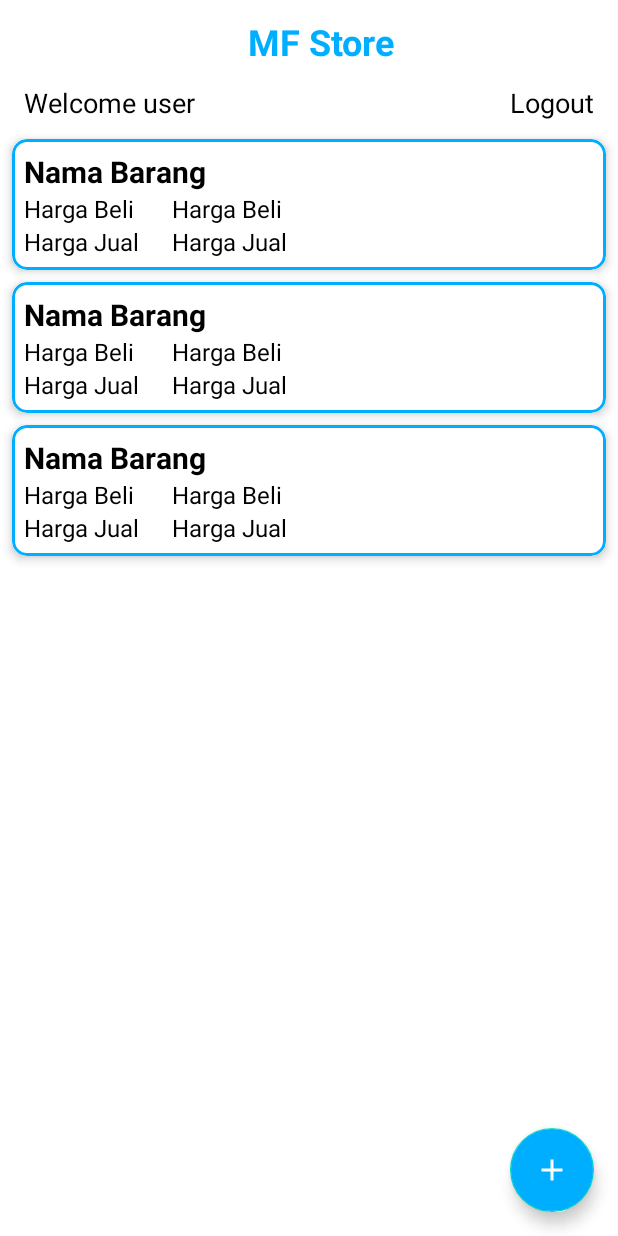
After one commit to Musnadil/ChallengeChapter4, an Android app: the layout fragment_main.xml on its own in the app's theme, with its tools: preview values and no code run, on a phone screen of 412 x 824 dp. The commit adds this screen. Run offline under Robolectric (Android 15) with nearby library versions, the phone set to English and light mode, and no system bars.

Commit message:
move main activity to main fragment

```diff
--- a/app/src/main/java/com/musnadil/challengechapter4/adapter/ItemAdapter.kt
+++ b/app/src/main/java/com/musnadil/challengechapter4/adapter/ItemAdapter.kt
@@ -5,6 +5,7 @@ import android.view.LayoutInflater
 import android.view.ViewGroup
 import androidx.recyclerview.widget.RecyclerView
 import com.musnadil.challengechapter4.Item
+import com.musnadil.challengechapter4.LoginActivity
 import com.musnadil.challengechapter4.MainActivity
 import com.musnadil.challengechapter4.databinding.ItemListBinding
 import com.musnadil.challengechapter4.fragment.AddListFragment
@@ -26,7 +27,7 @@ class ItemAdapter : RecyclerView.Adapter<ItemAdapter.ViewHolder>(){
             tvHargaJual.text = ": ${listItem[position].selling_price.toString()}"
 
         itemRv.setOnClickListener{
-            val activity = it.context as MainActivity
+            val activity = it.context as LoginActivity
             val dialogFragment = UpdateFragment(listItem[position])
             dialogFragment.show(activity.supportFragmentManager, null)
         }
--- /dev/null
+++ b/app/src/main/res/layout/fragment_main.xml
@@ -0,0 +1,68 @@
+<?xml version="1.0" encoding="utf-8"?>
+<androidx.constraintlayout.widget.ConstraintLayout xmlns:android="http://schemas.android.com/apk/res/android"
+    xmlns:app="http://schemas.android.com/apk/res-auto"
+    xmlns:tools="http://schemas.android.com/tools"
+    android:layout_width="match_parent"
+    android:layout_height="match_parent"
+    tools:context=".fragment.MainFragment">
+
+    <com.google.android.material.appbar.MaterialToolbar
+        android:id="@+id/toolbar"
+        android:layout_width="match_parent"
+        android:layout_height="?attr/actionBarSize"
+        android:background="@color/white"
+        app:layout_constraintTop_toTopOf="parent">
+
+        <TextView
+            android:layout_width="match_parent"
+            android:layout_height="match_parent"
+            android:gravity="center"
+            android:text="@string/store_name"
+            android:textColor="@color/blue"
+            android:textSize="24sp"
+            android:textStyle="bold" />
+    </com.google.android.material.appbar.MaterialToolbar>
+
+    <TextView
+        android:id="@+id/tv_welcome"
+        android:layout_width="wrap_content"
+        android:layout_height="wrap_content"
+        android:text="@string/welcome_user"
+        android:textColor="@color/black"
+        android:textSize="18sp"
+        android:layout_marginStart="16dp"
+        app:layout_constraintStart_toStartOf="parent"
+        app:layout_constraintTop_toBottomOf="@id/toolbar" />
+    <TextView
+        android:id="@+id/tv_logout"
+        android:layout_width="wrap_content"
+        android:layout_height="wrap_content"
+        android:text="@string/logout"
+        android:textColor="@color/black"
+        android:textSize="18sp"
+        android:layout_marginEnd="16dp"
+        app:layout_constraintEnd_toEndOf="parent"
+        app:layout_constraintTop_toBottomOf="@id/toolbar" />
+
+    <androidx.recyclerview.widget.RecyclerView
+        android:id="@+id/rv_list"
+        android:layout_width="match_parent"
+        android:layout_height="0dp"
+        android:layout_marginTop="8dp"
+        app:layout_constraintBottom_toBottomOf="parent"
+        app:layout_constraintTop_toBottomOf="@id/tv_welcome"
+        tools:listitem="@layout/item_list"/>
+
+    <com.google.android.material.floatingactionbutton.FloatingActionButton
+        android:id="@+id/fab_new_item"
+        android:layout_width="wrap_content"
+        android:layout_height="wrap_content"
+        android:layout_margin="16dp"
+        android:backgroundTint="@color/blue"
+        android:contentDescription="@string/add_list"
+        android:src="@drawable/ic_add"
+        app:layout_constraintBottom_toBottomOf="parent"
+        app:layout_constraintEnd_toEndOf="parent"
+        app:tint="@color/white" />
+
+</androidx.constraintlayout.widget.ConstraintLayout>
```
Also changed, not shown: app/src/main/java/com/musnadil/challengechapter4/fragment/LoginFragment.kt (+5 -5 lines), app/src/main/java/com/musnadil/challengechapter4/fragment/MainFragment.kt (added, +97 -0 lines), app/src/main/res/navigation/nav_login.xml (+27 -0 lines).
